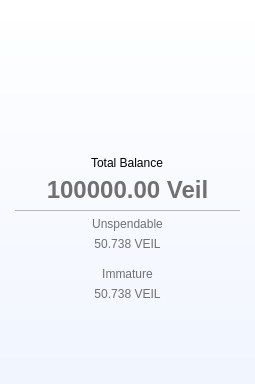
First picture: the form in src/qt/veil/forms/balance.ui, repository Veil-Project/veil, before the edit; both pictures show x 0 to 255 and y 0 to 384 of the 255 by 640 pixel window.
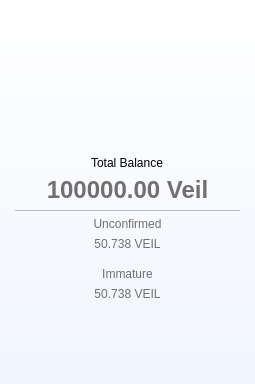
Second picture: the form after the edit. Icons and pictures are not drawn.

Commit message: Update balance.ui change Unspendable to Unconfirmed

```diff
--- a/src/qt/veil/forms/balance.ui
+++ b/src/qt/veil/forms/balance.ui
@@ -199,7 +199,7 @@
 color: #707070;</string>
               </property>
               <property name="text">
-               <string>Unspendable</string>
+               <string>Unconfirmed</string>
               </property>
               <property name="alignment">
                <set>Qt::AlignCenter</set>
```
